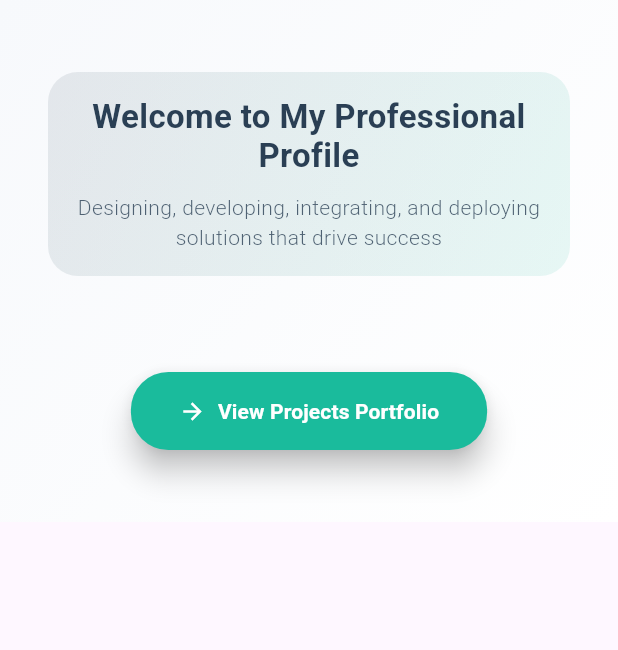
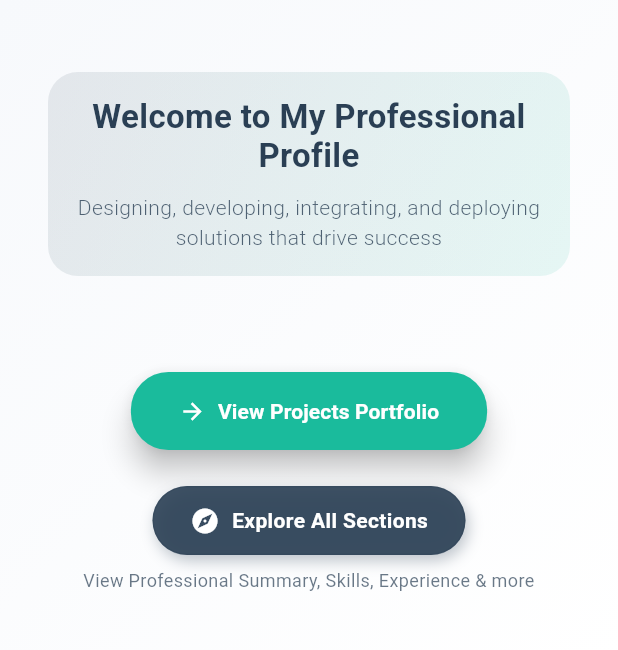
Before and after one commit to BantuITBS/Mr_T_Mazando_profile, a Flutter app: the screen it shows after launch, on a phone screen of 412 x 824 dp, the part 84-734 px from its top. Run offline on Flutter 3.47's test engine with Material 3 defaults, Android fonts, the light colour scheme and no system bars; our stand-ins replace font_awesome_flutter, responsive_builder; Roboto replaces fonts that are missing (PlayfairDisplay).

Commit message:
Push latest app updates

```diff
--- a/lib/main.dart
+++ b/lib/main.dart
@@ -814,7 +814,10 @@
                   gradient: LinearGradient(
                     begin: Alignment.topLeft,
                     end: Alignment.bottomRight,
-                    colors: [primaryColor.withOpacity(0.1), secondaryColor.withOpacity(0.1)],
+                    colors: [
+                      primaryColor.withOpacity(0.1),
+                      secondaryColor.withOpacity(0.1),
+                    ],
                   ),
                   borderRadius: BorderRadius.circular(20),
                 ),
@@ -847,7 +850,10 @@
             ],
           ),
         ),
+
         const SizedBox(height: 32),
+
+        // --- Portfolio button
         Center(
           child: ElevatedButton.icon(
             onPressed: onGetStarted,
@@ -855,7 +861,9 @@
               foregroundColor: Colors.white,
               backgroundColor: secondaryColor,
               padding: const EdgeInsets.symmetric(horizontal: 32, vertical: 16),
-              shape: RoundedRectangleBorder(borderRadius: BorderRadius.circular(25)),
+              shape: RoundedRectangleBorder(
+                borderRadius: BorderRadius.circular(25),
+              ),
               elevation: 8,
             ),
             icon: const Icon(Icons.arrow_forward, size: 18),
@@ -865,6 +873,66 @@
             ),
           ),
         ),
+
+        const SizedBox(height: 24),
+
+        // --- Navigation button to explore profile sections
+        Center(
+          child: Column(
+            children: [
+              InkWell(
+                onTap: () {
+                  // Open the navigation drawer if on mobile
+                  if (Scaffold.of(context).hasDrawer) {
+                    Scaffold.of(context).openDrawer();
+                  }
+                  // For desktop, the sidebar is already visible so no action needed
+                },
+                borderRadius: BorderRadius.circular(25),
+                child: Container(
+                  padding: const EdgeInsets.symmetric(horizontal: 24, vertical: 12),
+                  decoration: BoxDecoration(
+                    color: primaryColor.withOpacity(0.9),
+                    borderRadius: BorderRadius.circular(25),
+                    boxShadow: [
+                      BoxShadow(
+                        color: primaryColor.withOpacity(0.3),
+                        blurRadius: 8,
+                        offset: const Offset(2, 4),
+                      ),
+                    ],
+                    border: Border.all(color: primaryColor.withOpacity(0.3)),
+                  ),
+                  child: Row(
+                    mainAxisSize: MainAxisSize.min,
+                    children: [
+                      Icon(Icons.explore, color: Colors.white, size: 20),
+                      const SizedBox(width: 8),
+                      Text(
+                        "Explore All Sections",
+                        style: TextStyle(
+                          color: Colors.white,
+                          fontSize: 14,
+                          fontWeight: FontWeight.w600,
+                        ),
+                      ),
+                    ],
+                  ),
+                ),
+              ),
+              const SizedBox(height: 8),
+              Text(
+                "View Professional Summary, Skills, Experience & more",
+                style: TextStyle(
+                  fontSize: 12,
+                  color: primaryColor.withOpacity(0.7),
+                ),
+                textAlign: TextAlign.center,
+              ),
+            ],
+          ),
+        ),
+
         const SizedBox(height: 32),
       ],
     );
--- /dev/null
+++ b/package.json
@@ -0,0 +1,5 @@
+{
+  "devDependencies": {
+    "gh-pages": "^6.3.0"
+  }
+}
```
Also changed, not shown: package-lock.json (added). Lines whose indentation alone changed are shown as unchanged.
